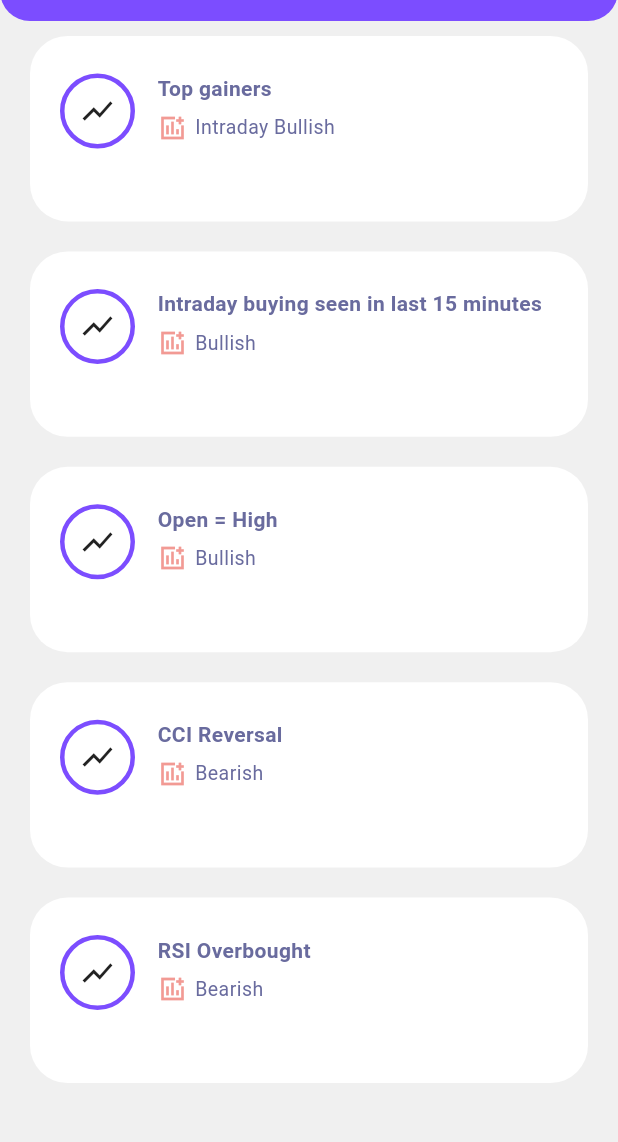
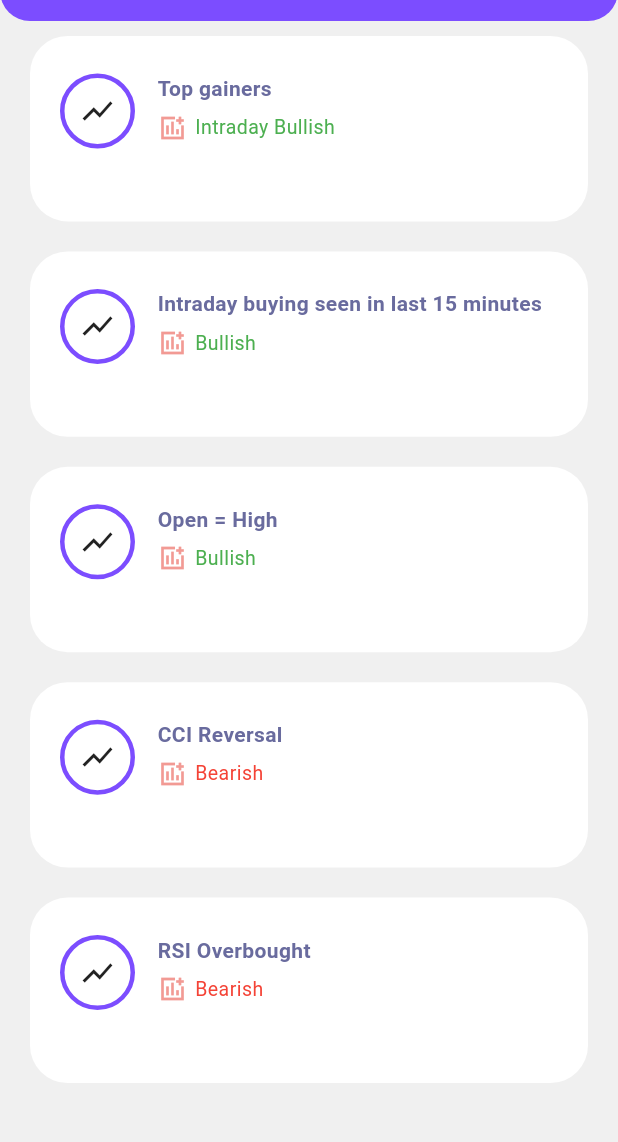
Before and after one commit to Crist04/stock_scan, a Flutter app: the screen it shows after launch, on a phone screen of 412 x 824 dp, the part 63-1205 px from its top. Run offline on Flutter 3.47's test engine with Material 3 defaults, Android fonts, the light colour scheme and no system bars.

Commit message:
final changes

```diff
--- a/lib/helpers/list_container.dart
+++ b/lib/helpers/list_container.dart
@@ -2,10 +2,11 @@ import 'package:flutter/material.dart';
 
 class ListContainer extends StatelessWidget {
   const ListContainer(
-      {super.key, required this.title, this.details = "", this.isicon = false});
+      {super.key, required this.title, this.details = "", this.isicon = false,this.secondary=Colors.deepPurple});
   final String title;
   final String details;
   final bool isicon;
+  final Color secondary;
   @override
   Widget build(BuildContext context) {
     final height = MediaQuery.of(context).size.height;
@@ -58,7 +59,7 @@ class ListContainer extends StatelessWidget {
                           ),
                           Text(details,
                               style: TextStyle(
-                                  color: Color(0xff696b9e),
+                                  color: secondary,
                                   fontSize: 13,
                                   letterSpacing: .3)),
                         ],
--- a/lib/screens/home.dart
+++ b/lib/screens/home.dart
@@ -50,7 +50,7 @@ class _HomePageState extends State<HomePage> {
                         builder: (context) => PlainTextScans(scans: value.scanList[index])),
                   );
                 },
-                child: ListContainer(title: value.scanList[index].name,isicon: true,details: value.scanList[index].tag,),
+                child: ListContainer(title: value.scanList[index].name,isicon: true,details: value.scanList[index].tag,secondary: value.scanList[index].color=="red"?Colors.red:Colors.green,),
               );
             },
           );
```
